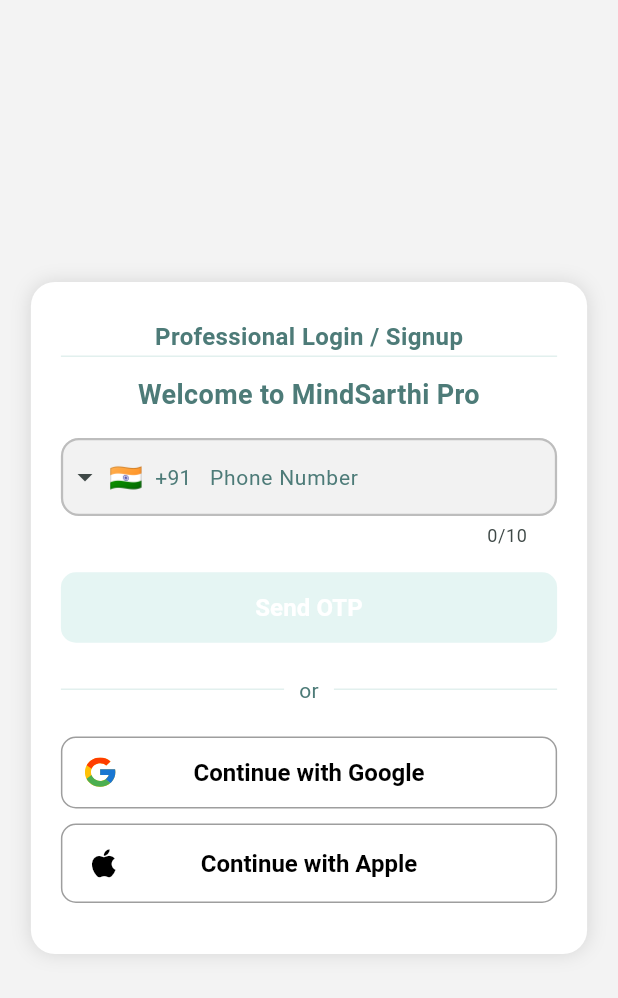
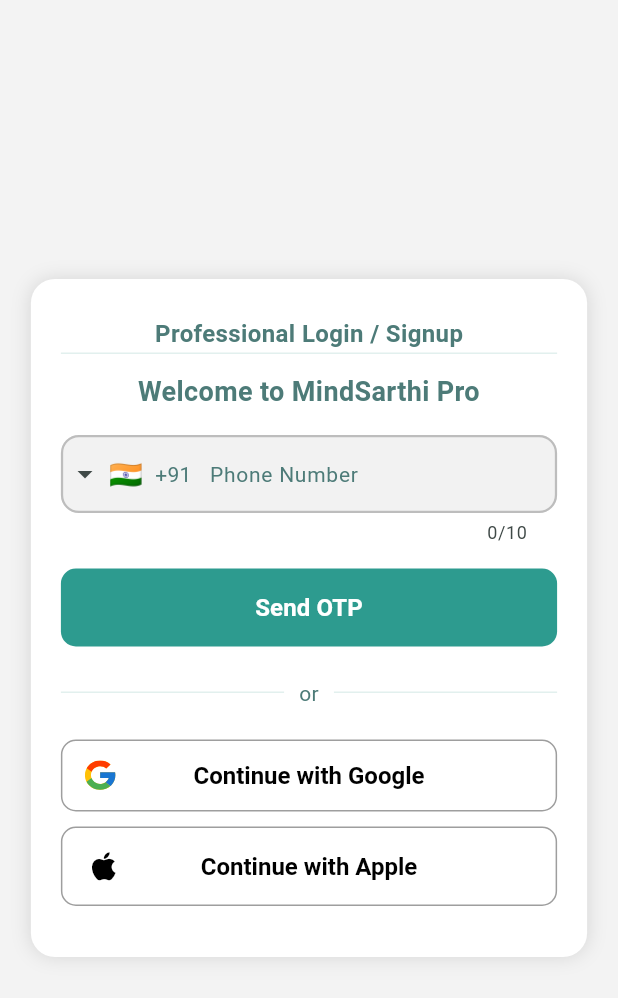
Before and after one commit to GeetishM/MindSarthi, a Flutter app: the ProfessionalAuth screen opened directly, on a phone screen of 412 x 824 dp. Shown: the top 998 px of the screen. Run offline on Flutter 3.47's test engine with Material 3 defaults, Android fonts, the phone set to English and light mode, and no system bars; drawn by our look-alikes of intl_phone_field, toastification; our stand-ins replace cloud_firestore, firebase_auth, firebase_core, flutter_markdown, flutter_secure_storage, flutter_slidable and 13 more; accounts and stored records are empty.

Commit message:
feat: implement phone-based Firebase authentication screens for personal and professional users

```diff
--- a/lib/features/professional_user/auth/professional_auth.dart
+++ b/lib/features/professional_user/auth/professional_auth.dart
@@ -203,10 +203,11 @@
                     const SizedBox(height: 15),
                     SizedBox(
                       width: double.infinity,
+                      height: 52,
                       child: ElevatedButton(
                         onPressed: _sendOtp,
                         style: ElevatedButton.styleFrom(
-                          backgroundColor: AppColors.primaryLight,
+
                           padding: const EdgeInsets.symmetric(vertical: 14),
                           shape: RoundedRectangleBorder(
                             borderRadius: BorderRadius.circular(10),
@@ -217,7 +218,7 @@
                           style: TextStyle(
                             color: Colors.white,
                             fontSize: 16,
-                            fontWeight: FontWeight.bold,
+                            fontWeight: FontWeight.w700,
                           ),
                         ),
                       ),
```
Also changed, not shown: lib/features/personal_user/auth/personal_auth.dart (line endings or trailing spaces).
